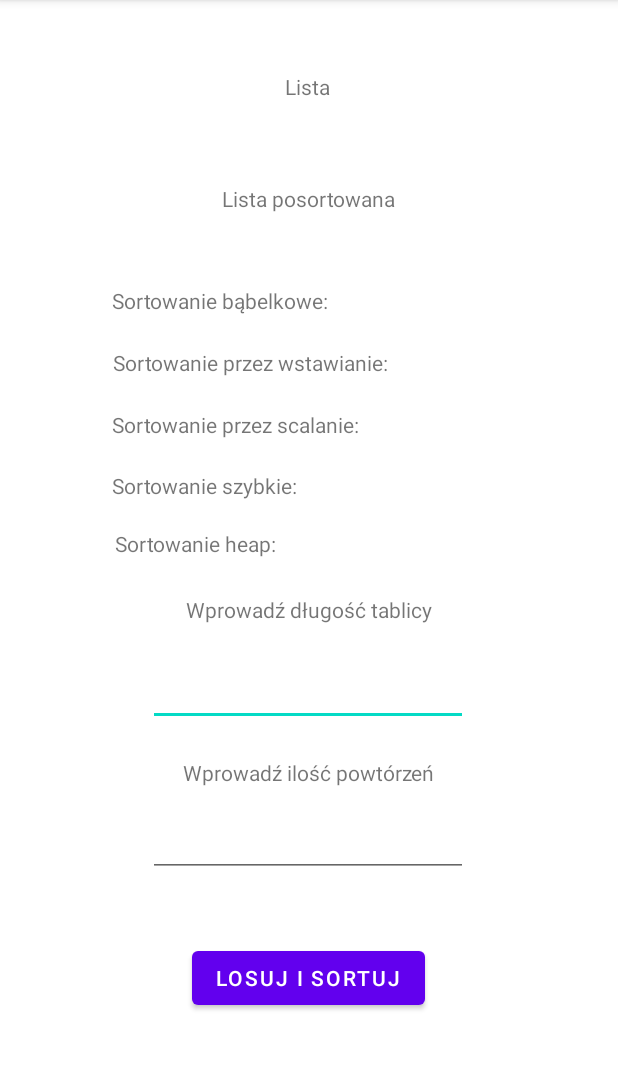
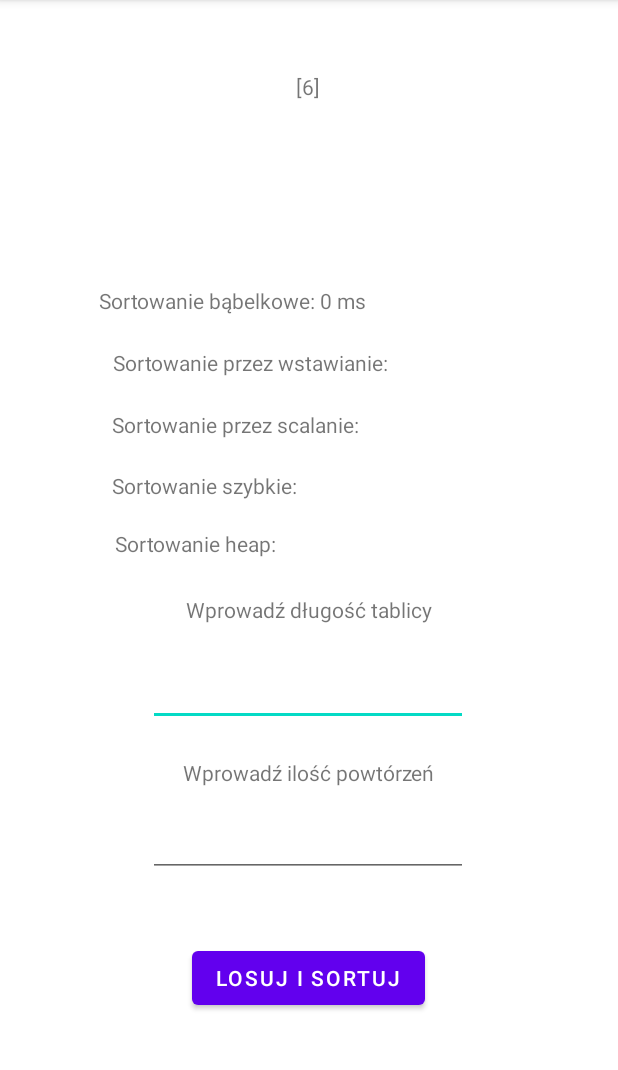
Before and after one commit to JamieIsHigh/SortTime, an Android app: the screen it shows after launch (MainActivity), after a tap on "LOSUJ I SORTUJ", on a phone screen of 412 x 824 dp, the part 84-1154 px from its top. Run offline under Robolectric (Android 15) with nearby library versions, the phone set to English and light mode, and no system bars.

Commit message:
Mierzenie i wypisanie czasu + usunięcie textbox7

```diff
--- a/app/src/main/java/com/example/sorttime/MainActivity.kt
+++ b/app/src/main/java/com/example/sorttime/MainActivity.kt
@@ -16,7 +16,6 @@ class MainActivity : AppCompatActivity() {
         //deklaracja elementów layoutu
         val random = Random()
         val lisBeftex = findViewById<TextView>(R.id.textView6)
-        val lisAfttex = findViewById<TextView>(R.id.textView7)
         val sorBab = findViewById<TextView>(R.id.textView)
         val sorWst = findViewById<TextView>(R.id.textView2)
         val sorSca = findViewById<TextView>(R.id.textView3)
@@ -51,16 +50,20 @@ class MainActivity : AppCompatActivity() {
                 dlugosc = lenLis.text.toString().toInt()
             }
             var lista = IntArray(dlugosc) { random.nextInt(10) }
+            lisBeftex.text = lista.joinToString(", ", "[", "]")
 
             var powt = 1
             if (sorIlo.length() > 0) {
                 powt = sorIlo.text.toString().toInt()
             }
 
+            czasStart = System.currentTimeMillis()
             for (i in 0 until powt) {
                 var listCopy = lista.clone()
                 bubbleSort(listCopy)
             }
+            czasStop = System.currentTimeMillis()
+            sorBab.text = "Sortowanie bąbelkowe: " + (czasStop - czasStart).toString() + " ms"
         }
     }
 }
--- a/app/src/main/res/layout/activity_main.xml
+++ b/app/src/main/res/layout/activity_main.xml
@@ -100,17 +100,6 @@
         app:layout_constraintTop_toTopOf="parent"
         app:layout_constraintVertical_bias="0.064" />
 
-    <TextView
-        android:id="@+id/textView7"
-        android:layout_width="wrap_content"
-        android:layout_height="wrap_content"
-        android:text="Lista posortowana"
-        app:layout_constraintBottom_toBottomOf="parent"
-        app:layout_constraintEnd_toEndOf="parent"
-        app:layout_constraintStart_toStartOf="parent"
-        app:layout_constraintTop_toTopOf="parent"
-        app:layout_constraintVertical_bias="0.164" />
-
     <EditText
         android:id="@+id/editTextTextPersonName"
         android:layout_width="wrap_content"
```
